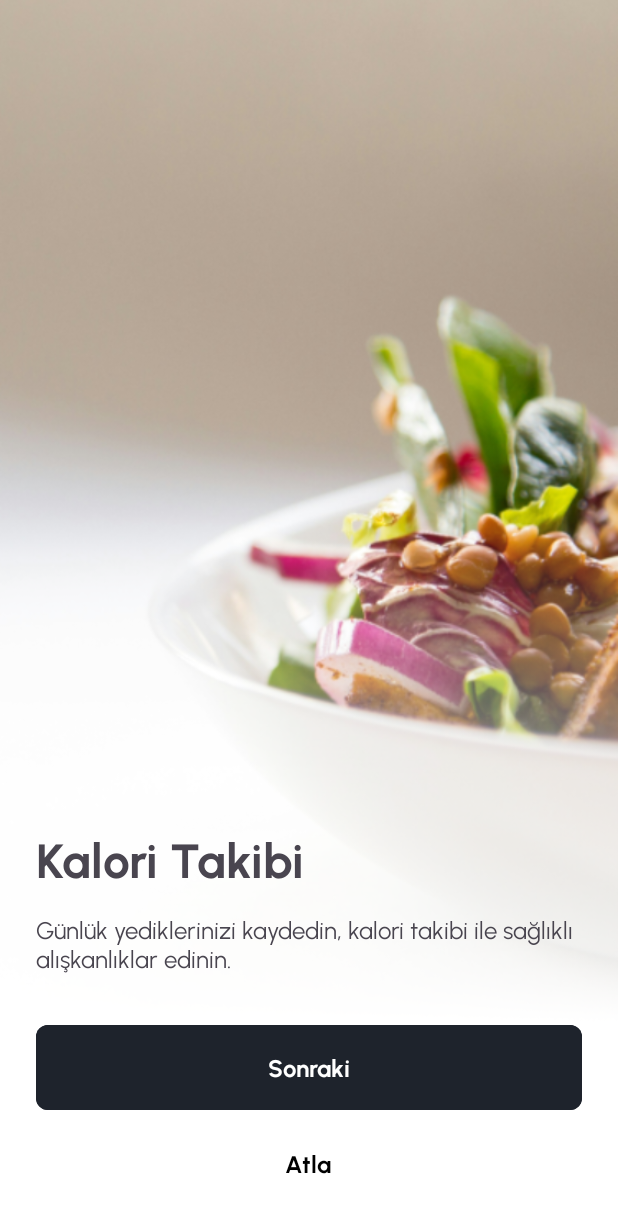
After one commit to meetOzan/FitAI, an Android app: the fragment FourthOnboardingFragment shown on its own in the app's theme, on a phone screen of 412 x 824 dp. The commit adds this screen. Shown: the top 1213 px of the screen. Run offline under Robolectric (Android 15) with nearby library versions, the phone set to English and light mode, and no system bars.

Commit message:
Onboarding screen designs added

```diff
--- a/app/build.gradle.kts
+++ b/app/build.gradle.kts
@@ -33,6 +33,9 @@ android {
     kotlinOptions {
         jvmTarget = "1.8"
     }
+    buildFeatures{
+        viewBinding = true
+    }
 }
 
 dependencies {
--- a/app/src/main/AndroidManifest.xml
+++ b/app/src/main/AndroidManifest.xml
@@ -1,6 +1,6 @@
 <?xml version="1.0" encoding="utf-8"?>
 <manifest xmlns:android="http://schemas.android.com/apk/res/android"
-    xmlns:tools="http://schemas.android.com/tools">
+    xmlns:tools="http://schemas.android.com/tools" >
 
     <application
         android:allowBackup="true"
@@ -11,10 +11,10 @@
         android:roundIcon="@mipmap/ic_launcher_round"
         android:supportsRtl="true"
         android:theme="@style/Theme.FitAI"
-        tools:targetApi="31">
+        tools:targetApi="31" >
         <activity
             android:name=".MainActivity"
-            android:exported="true">
+            android:exported="true" >
             <intent-filter>
                 <action android:name="android.intent.action.MAIN" />
 
--- /dev/null
+++ b/app/src/main/java/com/mobven/fitai/onboarding/screens/FourthOnboardingFragment.kt
@@ -0,0 +1,19 @@
+package com.mobven.fitai.onboarding.screens
+
+import android.os.Bundle
+import androidx.fragment.app.Fragment
+import android.view.LayoutInflater
+import android.view.View
+import android.view.ViewGroup
+import com.mobven.fitai.R
+class FourthOnboardingFragment : Fragment() {
+
+    override fun onCreateView(
+        inflater: LayoutInflater, container: ViewGroup?,
+        savedInstanceState: Bundle?
+    ): View? {
+        // Inflate the layout for this fragment
+        return inflater.inflate(R.layout.fragment_fourth_on_boarding, container, false)
+    }
+
+}
--- /dev/null
+++ b/app/src/main/res/layout/fragment_fourth_on_boarding.xml
@@ -0,0 +1,79 @@
+<?xml version="1.0" encoding="utf-8"?>
+<RelativeLayout xmlns:android="http://schemas.android.com/apk/res/android"
+    xmlns:tools="http://schemas.android.com/tools"
+    android:layout_width="match_parent"
+    android:layout_height="match_parent"
+    xmlns:app="http://schemas.android.com/apk/res-auto"
+    tools:context=".onboarding.screens.FourthOnboardingFragment">
+
+    <ImageView
+        android:id="@+id/iv_onboarding_4"
+        android:layout_width="@dimen/_0dp"
+        android:layout_height="@dimen/_0dp"
+        android:layout_alignParentStart="true"
+        android:layout_alignParentTop="true"
+        android:layout_alignParentEnd="true"
+        android:layout_alignParentBottom="true"
+        android:layout_centerInParent="true"
+        android:scaleType="centerCrop"
+        android:src="@drawable/onboarding_4" />
+
+    <TextView
+        android:id="@+id/tv_onboarding_4_description"
+        android:layout_width="wrap_content"
+        android:layout_height="wrap_content"
+        android:layout_above="@+id/tv_onboarding_4_title"
+        android:layout_alignParentStart="true"
+        android:layout_marginHorizontal="@dimen/horizontal_margin"
+        android:layout_alignParentEnd="true"
+        android:fontFamily="@font/urbanist_bold"
+        android:text="@string/onboarding_title_4"
+        android:layout_marginBottom="@dimen/_16dp"
+        android:textSize="@dimen/_32sp" />
+
+    <TextView
+        android:id="@+id/tv_onboarding_4_title"
+        android:layout_width="wrap_content"
+        android:layout_height="wrap_content"
+        android:layout_alignParentStart="true"
+        android:layout_alignParentEnd="true"
+        android:fontFamily="@font/urbanist_regular"
+        android:layout_marginHorizontal="@dimen/horizontal_margin"
+        android:text="@string/onboarding_description_4"
+        android:layout_above="@id/btn_onboarding_4_continue"
+        android:textSize="@dimen/_16sp"
+        android:layout_marginBottom="@dimen/_30dp"/>
+
+    <com.google.android.material.button.MaterialButton
+        android:id="@+id/btn_onboarding_4_continue"
+        android:layout_width="wrap_content"
+        android:layout_height="wrap_content"
+        android:layout_above="@id/btn_onboarding_4_skip"
+        android:layout_alignParentStart="true"
+        android:layout_alignParentEnd="true"
+        android:layout_marginHorizontal="@dimen/horizontal_margin"
+        android:layout_marginBottom="@dimen/_8dp"
+        android:backgroundTint="@color/next_button_color"
+        android:fontFamily="@font/urbanist_bold"
+        android:text="@string/sonraki"
+        android:textColor="@color/white"
+        android:paddingVertical="@dimen/_18dp"
+        android:textSize="@dimen/_16sp"
+        app:cornerRadius="@dimen/button_corner_radius" />
+
+    <com.google.android.material.button.MaterialButton
+        android:id="@+id/btn_onboarding_4_skip"
+        android:layout_width="wrap_content"
+        android:layout_height="wrap_content"
+        android:layout_alignParentBottom="true"
+        android:layout_centerHorizontal="true"
+        android:layout_marginBottom="@dimen/_24dp"
+        android:backgroundTint="@color/transparent"
+        android:ems="5"
+        android:fontFamily="@font/urbanist_bold"
+        android:text="@string/atla"
+        android:textColor="@color/black"
+        android:textSize="@dimen/_16sp"
+        app:cornerRadius="@dimen/button_corner_radius" />
+
+</RelativeLayout>
--- a/app/src/main/res/values/strings.xml
+++ b/app/src/main/res/values/strings.xml
@@ -1,6 +1,5 @@
 <resources>
     <string name="app_name">FitAI</string>
-    <!-- TODO: Remove or change this placeholder text -->
     <string name="hello_blank_fragment">Hello blank fragment</string>
     <string name="onboarding_title_1">Hedeflerinizi Belirleyin</string>
     <string name="onboarding_description_1">Sağlık hedeflerinizi bizimle paylaşın, hedeflerinize ulaşmanız için size özel bir yol haritası oluşturalım.</string>
```
Also changed, not shown: app/src/main/java/com/mobven/fitai/MainActivity.kt (+15 -1 lines), app/src/main/java/com/mobven/fitai/onboarding/screens/FirstOnboardingFragment.kt (added, +20 -0 lines), app/src/main/java/com/mobven/fitai/onboarding/screens/SecondOnboardingFragment.kt (added, +20 -0 lines), app/src/main/java/com/mobven/fitai/onboarding/screens/ThirdOnboardingFragment.kt (added, +20 -0 lines), app/src/main/res/layout/activity_main.xml (+8 -11 lines), app/src/main/res/layout/fragment_first_on_boarding.xml (added, +79 -0 lines), app/src/main/res/layout/fragment_on_boarding.xml (added, +10 -0 lines), app/src/main/res/layout/fragment_second_on_boarding.xml (added, +79 -0 lines), app/src/main/res/layout/fragment_third_on_boarding.xml (added, +79 -0 lines).
